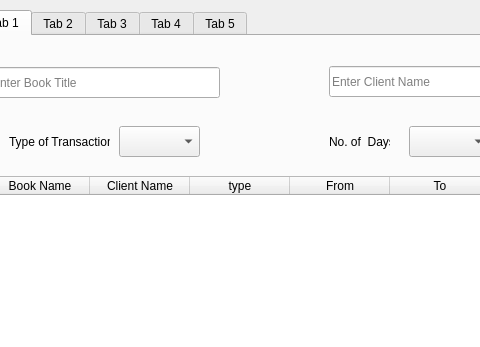
The window that library.ui (gautamsood15/lib_mgmt_system) describes before a commit, drawn with Qt 5; both pictures show x 123 to 603 and y 0 to 347 of the 925 by 553 pixel window.
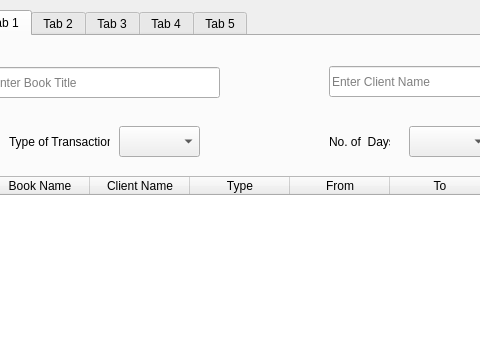
The same window after the commit. Icons and pictures are not drawn.

```diff
--- a/library.ui
+++ b/library.ui
@@ -179,7 +179,7 @@
       </column>
       <column>
        <property name="text">
-        <string>type</string>
+        <string>Type</string>
        </property>
       </column>
       <column>
```
